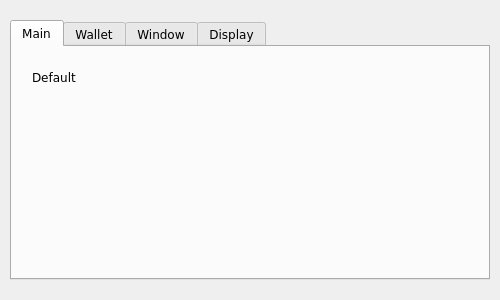
The window that client/gui/settings_form.ui (TemplateName56/Blockchain_Wallet) describes before a commit, drawn with Qt 5.
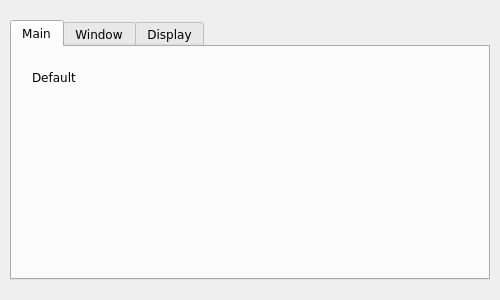
The same window after the commit. The open tabs and pages were chosen to show the change.

```diff
--- a/client/gui/settings_form.ui
+++ b/client/gui/settings_form.ui
@@ -54,11 +54,6 @@
      </property>
     </widget>
    </widget>
-   <widget class="QWidget" name="walletSettings">
-    <attribute name="title">
-     <string>Wallet</string>
-    </attribute>
-   </widget>
    <widget class="QWidget" name="windowSettings">
     <attribute name="title">
      <string>Window</string>
```
Left out of the diff: 2 changed lines with no effect on the pictures.
